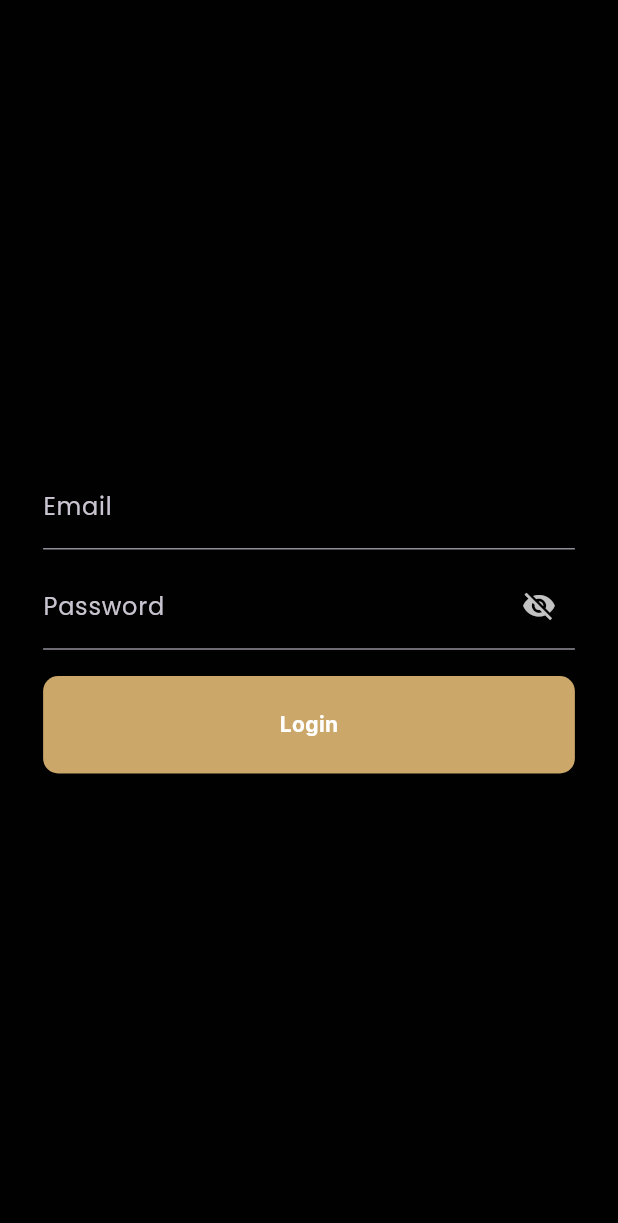
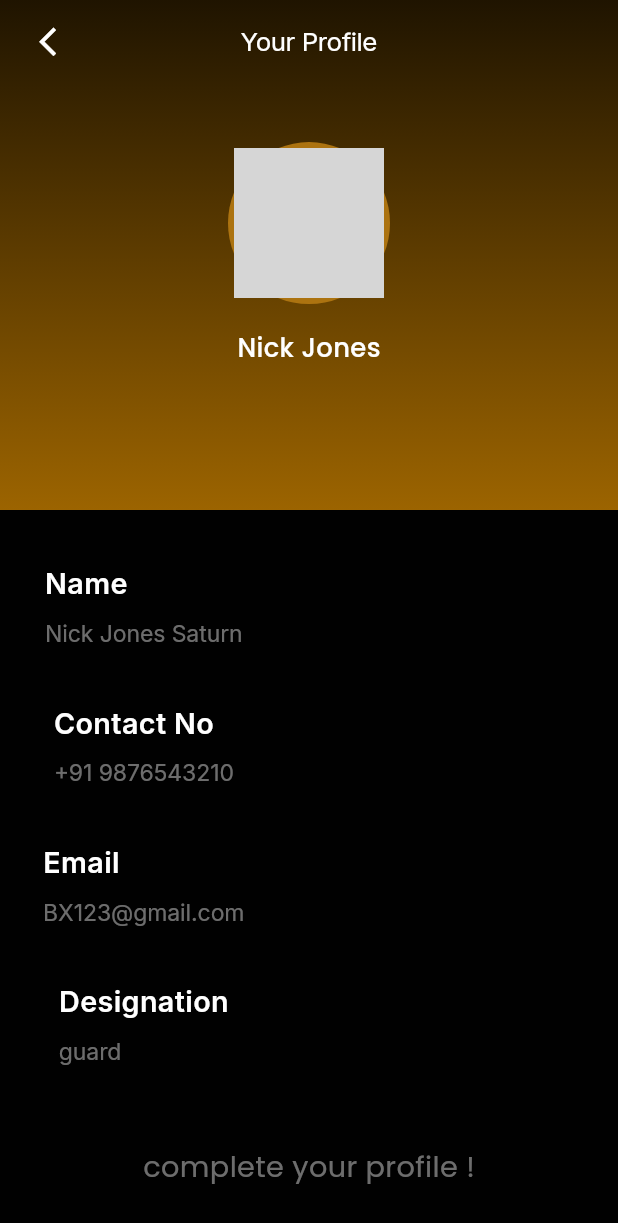
Before and after one commit to LivTech2024/tact_tik, a Flutter app: the screen it shows after launch, on a phone screen of 412 x 824 dp. Shown: the top 1223 px of the screen. Run offline on Flutter 3.47's test engine with Material 3 defaults, Android fonts, the phone set to English and light mode, and no system bars; drawn by our look-alikes of bounce; our stand-ins replace cached_network_image, calendar_date_picker2, cloud_firestore, file_picker, firebase_auth, firebase_core and 20 more; missing offline and left inert: dart:ffi, emailjs, firebase_app_check, simple_barcode_scanner, workmanager; accounts and stored records are empty; network calls fail; grey boxes are pictures that could not be loaded.

Commit message:
update 2

```diff
--- a/lib/main.dart
+++ b/lib/main.dart
@@ -8,6 +8,7 @@ import 'package:flutter_local_notifications/flutter_local_notifications.dart';
 import 'package:flutter_riverpod/flutter_riverpod.dart';
 import 'package:google_fonts/google_fonts.dart';
 import 'package:shared_preferences/shared_preferences.dart';
+import 'package:tact_tik/screens/SideBar%20Screens/profile_screen.dart';
 import 'package:tact_tik/screens/authChecker/authChecker.dart';
 import 'package:tact_tik/screens/feature%20screens/visitors/visitors.dart';
 import 'package:tact_tik/screens/get%20started/getstarted_screen.dart';
@@ -47,7 +48,7 @@ class MyApp extends StatelessWidget {
             Theme.of(context).textTheme,
           ),
         ),
-        home: AuthChecker(),
+        home: ProfileScreen(),
       ),
     );
   }
--- /dev/null
+++ b/lib/screens/SideBar Screens/profile_screen.dart
@@ -0,0 +1,140 @@
+import 'package:cached_network_image/cached_network_image.dart';
+import 'package:flutter/cupertino.dart';
+import 'package:flutter/material.dart';
+import 'package:flutter/widgets.dart';
+import 'package:tact_tik/fonts/poppins_medium.dart';
+import 'package:tact_tik/fonts/poppins_regular.dart';
+
+import '../../common/sizes.dart';
+import '../../fonts/inter_regular.dart';
+import '../../utils/colors.dart';
+import '../../utils/utils.dart';
+import '../home screens/widgets/profile_edit_widget.dart';
+
+class ProfileScreen extends StatelessWidget {
+  const ProfileScreen({super.key});
+
+  @override
+  Widget build(BuildContext context) {
+    final double height = MediaQuery.of(context).size.height;
+    final double width = MediaQuery.of(context).size.width;
+
+    return SafeArea(
+      child: Scaffold(
+        backgroundColor: Secondarycolor,
+        extendBodyBehindAppBar: true,
+        appBar: AppBar(
+          backgroundColor: Colors.transparent,
+          elevation: 0,
+          leading: IconButton(
+            icon: Icon(
+              Icons.arrow_back_ios,
+              color: Colors.white,
+              size: width / width24,
+            ),
+            padding: EdgeInsets.only(left: width / width20),
+            onPressed: () {
+              Navigator.pop(context);
+            },
+          ),
+          title: InterRegular(
+            text: 'Your Profile',
+            fontsize: width / width18,
+            color: Colors.white,
+            letterSpacing: -.3,
+          ),
+          centerTitle: true,
+        ),
+        body: SingleChildScrollView(
+          child: Column(
+            crossAxisAlignment: CrossAxisAlignment.start,
+            // mainAxisAlignment: MainAxisAlignment.spaceBetween,
+            children: [
+              Container(
+                height: 340,
+                width: double.maxFinite,
+                decoration: BoxDecoration(
+                  gradient: LinearGradient(
+                    colors: [
+                      Colors.black,
+                      const Color(0xFF9C6400),
+                    ],
+                    begin: Alignment(0, -1.5),
+                    end: Alignment.bottomCenter,
+                    // // stops: [0.0, 1.0],
+                    // tileMode: LinearGradient,
+                  ),
+                ),
+                child: Center(
+                  child: Column(
+                    mainAxisAlignment: MainAxisAlignment.center,
+                    children: [
+                      Container(
+                        padding: EdgeInsets.all(4), // Border width
+                        decoration: BoxDecoration(
+                            color: Color(0xFFAC7310), shape: BoxShape.circle),
+                        child: ClipOval(
+                          child: SizedBox.fromSize(
+                            size: Size.fromRadius(50), // Image radius
+                            child: Image.network(
+                                'https://encrypted-tbn0.gstatic.com/images?q=tbn:ANd9GcShFeAzAlYSLdCn3V8OOjNxeKeCaV1mL4zkWxac5NtYwQ&s',
+                                fit: BoxFit.cover),
+                          ),
+                        ),
+                      ),
+                      SizedBox(height: height / height20),
+                      PoppinsMedium(
+                        text: 'Nick Jones',
+                        fontsize: width / width18,
+                        color: color1,
+                      )
+                    ],
+                  ),
+                ),
+              ),
+              Padding(
+                padding: EdgeInsets.symmetric(horizontal: width / width30),
+                child: Column(
+                  children: [
+                    Padding(
+                      padding:
+                          EdgeInsets.symmetric(vertical: height / height40),
+                      child: ProfileEditWidget(
+                        tittle: 'Name',
+                        content: 'Nick Jones Saturn',
+                      ),
+                    ),
+                    ProfileEditWidget(
+                      tittle: 'Contact No',
+                      content: '+91 9876543210',
+                    ),
+                    Padding(
+                      padding:
+                          EdgeInsets.symmetric(vertical: height / height40),
+                      child: ProfileEditWidget(
+                        tittle: 'Email',
+                        content: 'BX123@gmail.com',
+                      ),
+                    ),
+                    ProfileEditWidget(
+                      tittle: 'Designation',
+                      content: 'guard',
+                    ),
+                  ],
+                ),
+              ),
+              SizedBox(height: height / height60),
+              Center(
+                child: PoppinsRegular(
+                  text: 'complete your profile !',
+                  fontsize: width / width20,
+                  color: color3,
+                ),
+              )
+            ],
+          ),
+        ),
+      ),
+    );
+  }
+}
--- /dev/null
+++ b/lib/screens/home screens/widgets/profile_edit_widget.dart
@@ -0,0 +1,29 @@
+import 'package:flutter/material.dart';
+import 'package:tact_tik/fonts/inter_regular.dart';
+import 'package:tact_tik/fonts/inter_semibold.dart';
+import 'package:tact_tik/fonts/roboto_bold.dart';
+import 'package:tact_tik/fonts/roboto_medium.dart';
+
+import '../../../common/sizes.dart';
+import '../../../utils/colors.dart';
+
+
+class ProfileEditWidget extends StatelessWidget {
+  const ProfileEditWidget({super.key, required this.tittle, required this.content});
+  final String tittle;
+  final String content;
+  @override
+  Widget build(BuildContext context) {
+    final double height = MediaQuery.of(context).size.height;
+    final double width = MediaQuery.of(context).size.width;
+
+    return Column(
+      crossAxisAlignment: CrossAxisAlignment.start,
+      children: [
+        InterSemibold(text: tittle , fontsize: width / width20,color: color1,),
+        SizedBox(height: height / height10),
+        InterRegular(text: content , fontsize: width / width16,letterSpacing: -.05,color: color3,),
+      ],
+    );
+  }
+}
--- a/lib/screens/view/app_view.dart
+++ b/lib/screens/view/app_view.dart
@@ -35,6 +35,7 @@ class AppView extends ConsumerWidget {
   static final GlobalKey<NavigatorState> navigatorKey =
       GlobalKey<NavigatorState>();
   final String companyId = "1iFPbYfBB1F6ymMEvEAt";
+
   static void showPopup(String message) {
     navigatorKey.currentState?.overlay?.insert(
       OverlayEntry(
--- a/lib/utils/utils.dart
+++ b/lib/utils/utils.dart
@@ -2,8 +2,9 @@ import "package:cached_network_image/cached_network_image.dart";
 import "package:flutter/material.dart";
 
 
-Widget MyNetworkImage(String img){
+Widget MyNetworkImage(String img ,  double? mwidth){
   return CachedNetworkImage(
+    width: mwidth,
     imageUrl: img,
     fit: BoxFit.fitWidth,
     progressIndicatorBuilder: (context, url, downloadProgress) =>
```
